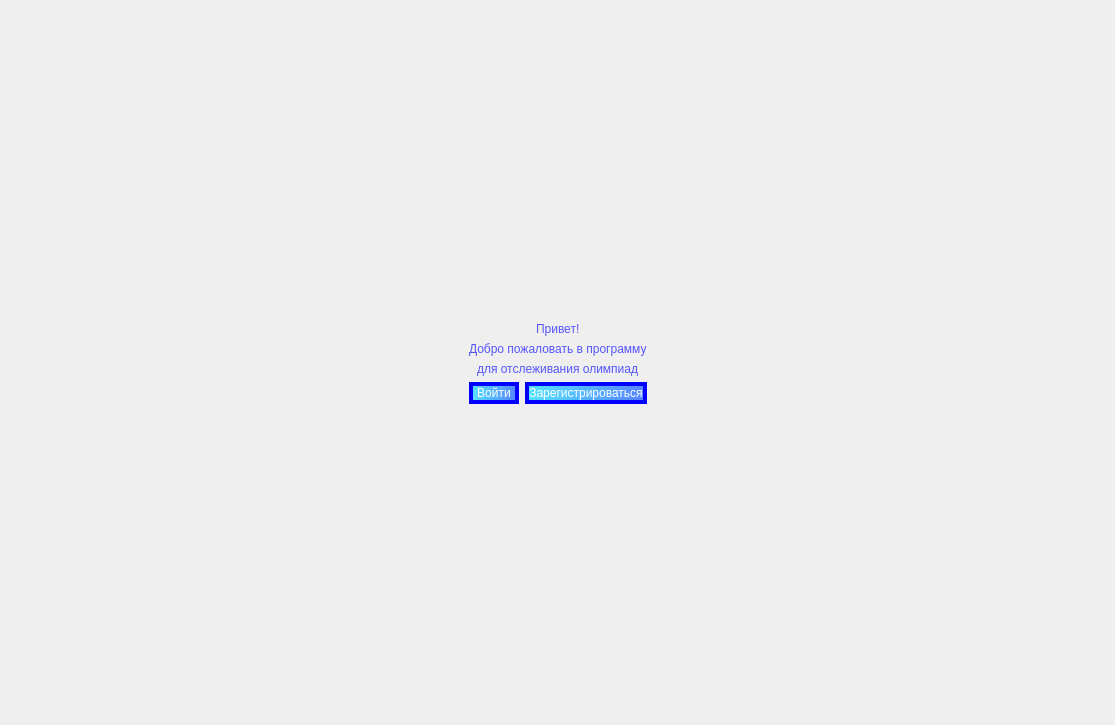
Mathew5555/The-Olympiad-schedule, file welcome_window.ui: the form before one commit.
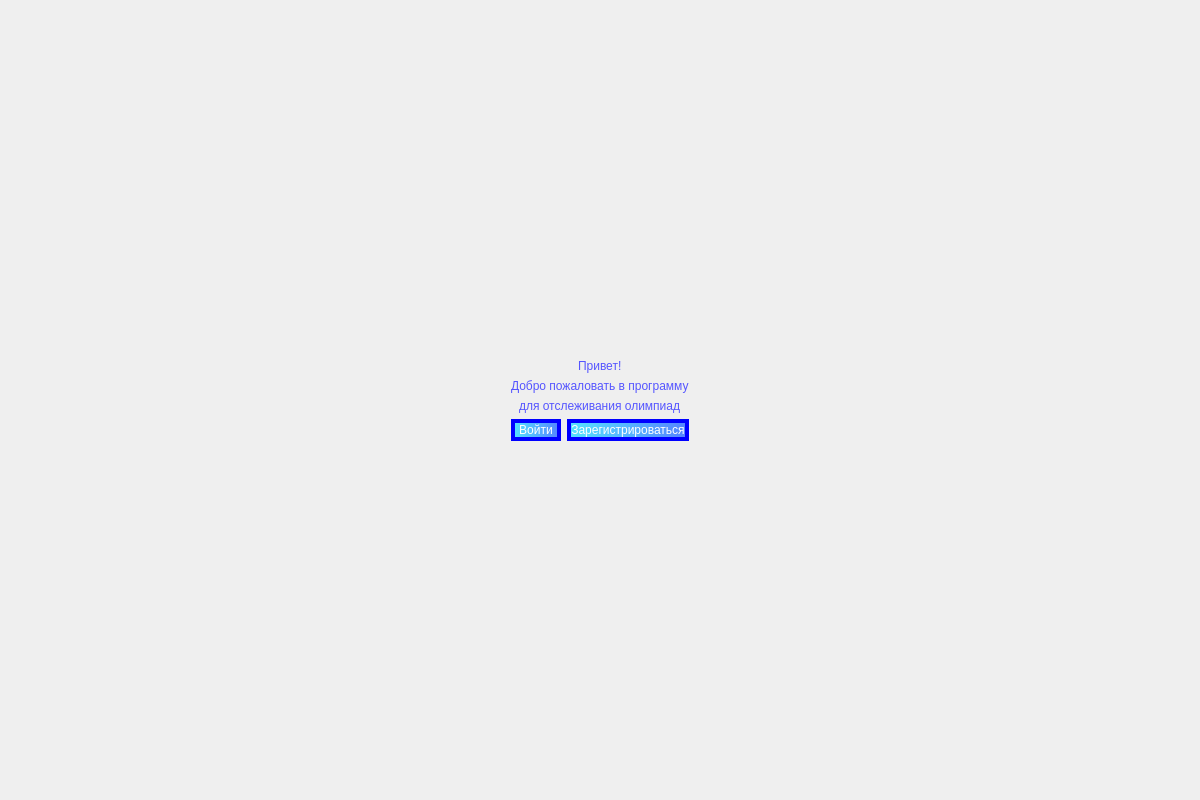
The form after the commit.

Commit message: - fixed some bugs - add a sign up, log in - main file which import other files

Patch:
```diff
--- a/welcome_window.ui
+++ b/welcome_window.ui
@@ -1,20 +1,19 @@
 <?xml version="1.0" encoding="UTF-8"?>
 <ui version="4.0">
- <class>MainWindow</class>
- <widget class="QMainWindow" name="MainWindow">
+ <class>Dialog</class>
+ <widget class="QDialog" name="Dialog">
   <property name="geometry">
    <rect>
     <x>0</x>
     <y>0</y>
-    <width>1115</width>
-    <height>725</height>
+    <width>1200</width>
+    <height>800</height>
    </rect>
   </property>
   <property name="windowTitle">
    <string>MainWindow</string>
   </property>
-  <widget class="QWidget" name="centralwidget">
-   <layout class="QVBoxLayout" name="verticalLayout_4">
+  <layout class="QVBoxLayout" name="verticalLayout_7">
     <item>
      <layout class="QVBoxLayout" name="verticalLayout_3">
       <item>
@@ -158,7 +157,6 @@
      </layout>
     </item>
    </layout>
-  </widget>
  </widget>
  <resources/>
  <connections/>
```
Left out of the diff: 6 changed lines with no effect on the pictures. Lines whose indentation alone changed are shown as unchanged. The commit also changes 7 other files.
